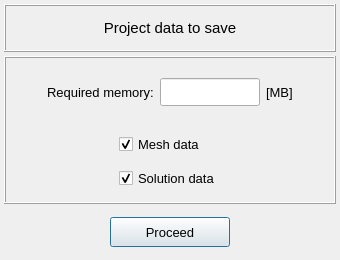
Old version of the form pulse/interface/data/ui_files/project/save_project_data_selector.ui in the repository open-pulse/OpenPulse.
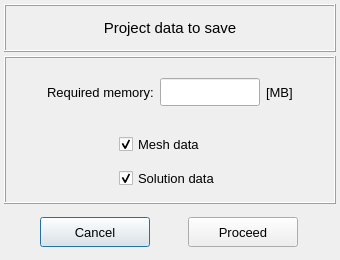
New version of the form.

Commit message: Add a Cancel button in the Save As user interface

```diff
--- a/pulse/interface/data/ui_files/project/save_project_data_selector.ui
+++ b/pulse/interface/data/ui_files/project/save_project_data_selector.ui
@@ -423,17 +423,17 @@
       <property name="bottomMargin">
        <number>4</number>
       </property>
-      <item row="0" column="0">
+      <item row="0" column="1">
        <widget class="QPushButton" name="pushButton_proceed">
         <property name="minimumSize">
          <size>
-          <width>120</width>
+          <width>110</width>
           <height>30</height>
          </size>
         </property>
         <property name="maximumSize">
          <size>
-          <width>120</width>
+          <width>110</width>
           <height>30</height>
          </size>
         </property>
@@ -453,6 +453,36 @@
         </property>
        </widget>
       </item>
+      <item row="0" column="0">
+       <widget class="QPushButton" name="pushButton_cancel">
+        <property name="minimumSize">
+         <size>
+          <width>110</width>
+          <height>30</height>
+         </size>
+        </property>
+        <property name="maximumSize">
+         <size>
+          <width>110</width>
+          <height>30</height>
+         </size>
+        </property>
+        <property name="font">
+         <font>
+          <pointsize>10</pointsize>
+         </font>
+        </property>
+        <property name="text">
+         <string>Cancel</string>
+        </property>
+        <property name="autoDefault">
+         <bool>false</bool>
+        </property>
+        <property name="default">
+         <bool>true</bool>
+        </property>
+       </widget>
+      </item>
      </layout>
     </widget>
    </item>
```
The commit also changes 1 other file.
